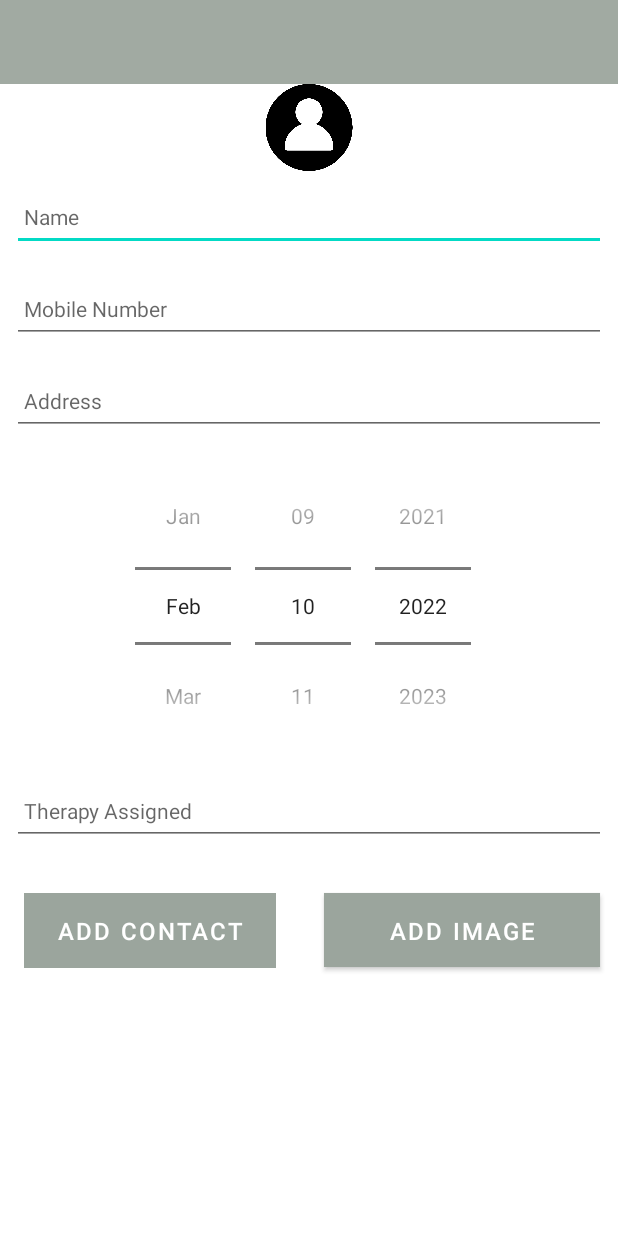
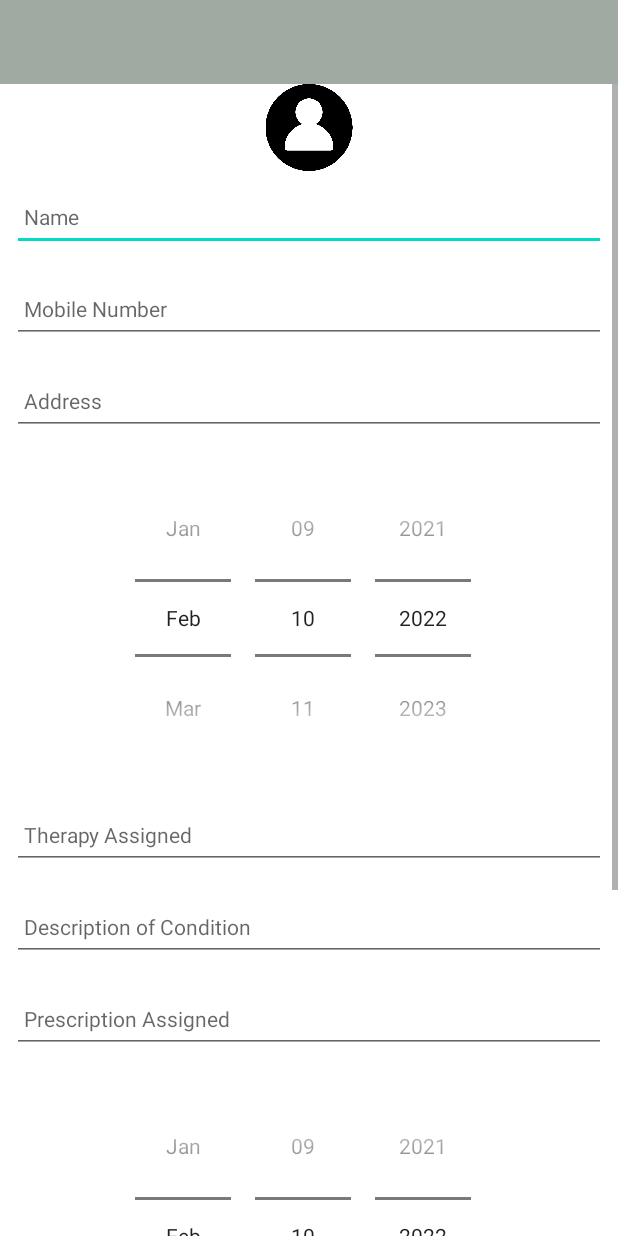
Before and after one commit to 20088717/MemoAdvanced20088717, an Android app: the layout activity_memo.xml on its own in the app's theme, with its tools: preview values and no code run, on a phone screen of 412 x 824 dp. Run offline under Robolectric (Android 15) with nearby library versions, the phone set to English and light mode, and no system bars.

Commit message:
New Pages

```diff
--- a/app/src/main/res/layout/activity_memo.xml
+++ b/app/src/main/res/layout/activity_memo.xml
@@ -91,6 +91,8 @@
                     android:layout_width="match_parent"
                     android:layout_height="wrap_content"
                     android:calendarViewShown="false"
+                    android:layout_margin="8dp"
+                    android:hint="@string/hint_dateOfBirth"
                     android:datePickerMode="spinner" />
 
                 <EditText
@@ -105,6 +107,41 @@
                     android:maxLines="1"
                     android:padding="8dp"
                     android:textSize="14sp" />
+
+                <EditText
+                    android:id="@+id/logDescription"
+                    android:layout_width="match_parent"
+                    android:layout_height="45dp"
+                    android:layout_margin="8dp"
+                    android:autofillHints=""
+                    android:hint="@string/hint_logDescription"
+                    android:inputType="text"
+                    android:maxLength="325"
+                    android:maxLines="14"
+                    android:padding="8dp"
+                    android:textSize="14sp" />
+
+                <EditText
+                    android:id="@+id/prescription"
+                    android:layout_width="match_parent"
+                    android:layout_height="45dp"
+                    android:layout_margin="8dp"
+                    android:autofillHints=""
+                    android:hint="@string/hint_prescription"
+                    android:inputType="text"
+                    android:maxLength="125"
+                    android:maxLines="5"
+                    android:padding="8dp"
+                    android:textSize="14sp" />
+
+                <DatePicker
+                    android:id="@+id/dateP_Picker"
+                    android:layout_width="match_parent"
+                    android:layout_height="wrap_content"
+                    android:calendarViewShown="false"
+                    android:layout_margin="8dp"
+                    android:hint="@string/hint_prescriptionDate"
+                    android:datePickerMode="spinner" />
 
                 <LinearLayout
                     android:layout_width="match_parent"
--- a/app/src/main/res/values/strings.xml
+++ b/app/src/main/res/values/strings.xml
@@ -14,6 +14,8 @@
     <string name="change_memo_image">Change Image</string>
     <string name="memo_image">contact image</string>
     <string name="button_start">LogIn</string>
+    <string name="hint_dateOfBirth">Date Of Birth</string>
+    <string name="hint_prescriptionDate">Prescription Date</string>
 
     <string name="hint_logType">Therapy Assigned</string>
     <string name="hint_logDescription">Description of Condition</string>
```
